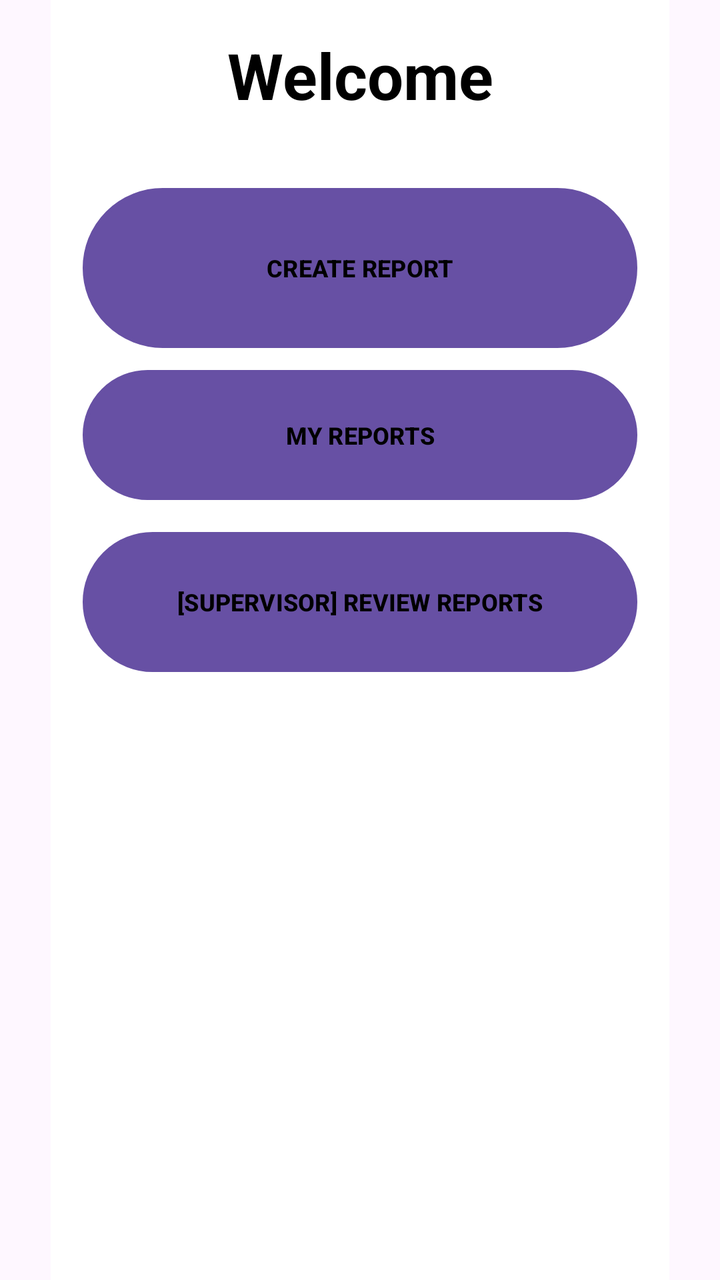
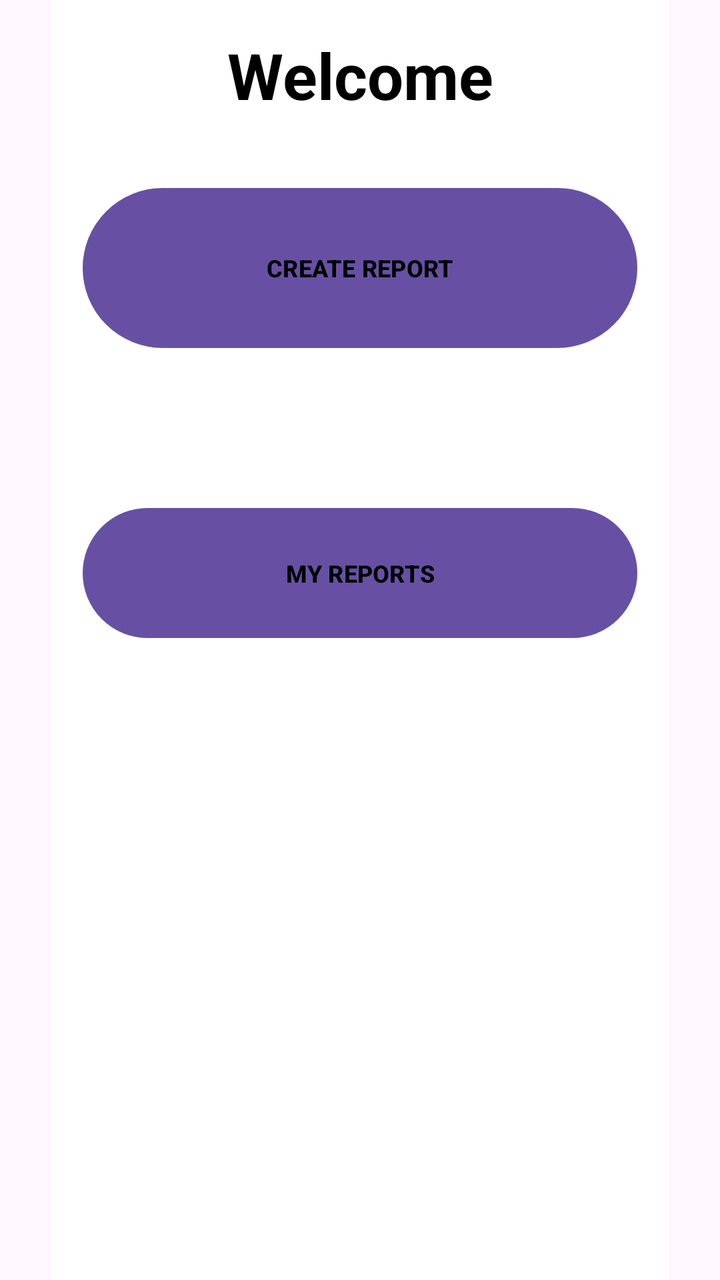

Two renders of the same Android screen: before a commit and after it. Below are the layout's source before the change and the commit's diff.
<!-- AndroidManifest.xml: application theme Theme.JavaReportingSystem -->
<!-- res/layout/activity_landing_page.xml -->
<?xml version="1.0" encoding="utf-8"?>
<androidx.constraintlayout.widget.ConstraintLayout xmlns:android="http://schemas.android.com/apk/res/android"
    xmlns:app="http://schemas.android.com/apk/res-auto"
    xmlns:tools="http://schemas.android.com/tools"
    android:id="@+id/main"
    android:layout_width="match_parent"
    android:layout_height="match_parent"
    tools:context=".LandingPageActivity"
    app:layout_constraintTop_toBottomOf="@id/tvWelcome"
    android:layout_marginTop="78dp"
    app:layout_constraintStart_toStartOf="parent"
    app:layout_constraintEnd_toEndOf="parent">


<androidx.constraintlayout.widget.ConstraintLayout
    android:id="@+id/contentPanel"
    android:layout_width="0dp"
    android:layout_height="0dp"
    android:background="#FFFFFF"
    android:padding="16dp"
    app:layout_constraintTop_toTopOf="parent"
    app:layout_constraintBottom_toBottomOf="parent"
    app:layout_constraintStart_toStartOf="parent"
    app:layout_constraintEnd_toEndOf="parent"
    app:layout_constraintWidth_percent="0.86">

    
    <TextView
        android:id="@+id/tvWelcome"
        android:layout_width="wrap_content"
        android:layout_height="wrap_content"
        android:text="Welcome"
        android:textColor="#000000"
        android:textSize="32sp"
        android:textStyle="bold"
        android:gravity="center"
        android:fontFamily="sans-serif"
        app:layout_constraintTop_toTopOf="parent"
        app:layout_constraintStart_toStartOf="parent"
        app:layout_constraintEnd_toEndOf="parent"
        app:layout_constraintVertical_bias="0.15" />

    
    <Button
        android:id="@+id/btnCreateReport"
        android:layout_width="0dp"
        android:layout_height="80dp"
        android:layout_marginTop="78dp"
        android:background="@drawable/button_yellow"
        android:backgroundTint="@null"
        android:gravity="center"
        android:insetTop="0dp"
        android:insetBottom="0dp"
        android:padding="0dp"
        android:stateListAnimator="@null"
        android:text="CREATE REPORT"
        android:textColor="#000000"
        android:textSize="12sp"
        android:textStyle="bold"
        app:layout_constraintEnd_toEndOf="parent"
        app:layout_constraintStart_toStartOf="parent"
        app:layout_constraintTop_toBottomOf="@id/tvWelcome"
        app:layout_constraintTop_toTopOf="parent" />

    
    <Button
        android:id="@+id/btnMyReports"
        android:layout_width="0dp"
        android:layout_height="65dp"
        android:layout_marginTop="11dp"
        android:background="@drawable/button_yellow"
        android:backgroundTint="@null"
        android:text="MY REPORTS"
        android:textColor="#000000"
        android:textSize="12sp"
        android:textStyle="bold"
        android:gravity="center"
        android:stateListAnimator="@null"
        android:insetTop="0dp"
        android:insetBottom="0dp"
        android:padding="0dp"
        app:layout_constraintTop_toBottomOf="@id/btnCreateReport"
        app:layout_constraintStart_toStartOf="parent"
        app:layout_constraintEnd_toEndOf="parent" />

    
    <Button
        android:id="@+id/btnReviewReports"
        android:layout_width="0dp"
        android:layout_height="70dp"
        android:layout_marginTop="16dp"
        android:background="@drawable/button_yellow"
        android:backgroundTint="@null"
        android:text="[SUPERVISOR] REVIEW REPORTS"
        android:textColor="#000000"
        android:textSize="12sp"
        android:textStyle="bold"
        android:gravity="center"
        android:stateListAnimator="@null"
        android:insetTop="0dp"
        android:insetBottom="0dp"
        android:padding="0dp"
        app:layout_constraintTop_toBottomOf="@id/btnMyReports"
        app:layout_constraintStart_toStartOf="parent"
        app:layout_constraintEnd_toEndOf="parent" />

</androidx.constraintlayout.widget.ConstraintLayout>

</androidx.constraintlayout.widget.ConstraintLayout>
<!-- resources referenced by this layout -->
<resources>
  <!-- drawable button_yellow (drawable) -->
  <?xml version="1.0" encoding="utf-8"?>
  <shape xmlns:android="http://schemas.android.com/apk/res/android"
      android:shape="rectangle">
  
      <solid android:color="#FFDF59" />
  
      <stroke
          android:width="2dp"
          android:color="#000000" />
  
      <corners android:radius="70dp" />
  
  </shape>
  <style name="Theme.JavaReportingSystem" parent="Base.Theme.JavaReportingSystem" />
  <style name="Base.Theme.JavaReportingSystem" parent="Theme.Material3.DayNight.NoActionBar">
          
          
      </style>
</resources>

<!-- the commit's change to res/layout/activity_landing_page.xml (unified diff, before → after) -->
@@ -63,46 +63,51 @@
         app:layout_constraintTop_toTopOf="parent" />
 
     
+
+    
+
     <Button
         android:id="@+id/btnMyReports"
         android:layout_width="0dp"
         android:layout_height="65dp"
-        android:layout_marginTop="11dp"
+        android:layout_marginTop="80dp"
         android:background="@drawable/button_yellow"
         android:backgroundTint="@null"
+        android:gravity="center"
+        android:insetTop="0dp"
+        android:insetBottom="0dp"
+        android:padding="0dp"
+        android:stateListAnimator="@null"
         android:text="MY REPORTS"
         android:textColor="#000000"
         android:textSize="12sp"
         android:textStyle="bold"
+        app:layout_constraintEnd_toEndOf="parent"
+        app:layout_constraintHorizontal_bias="0.0"
+        app:layout_constraintStart_toStartOf="parent"
+        app:layout_constraintTop_toBottomOf="@id/btnCreateReport" />
+
+    <Button
+        android:id="@+id/btnReviewReports"
+        android:visibility="gone"
+        android:layout_width="0dp"
+        android:layout_height="70dp"
+        android:layout_marginTop="80dp"
+        android:background="@drawable/button_yellow"
+        android:backgroundTint="@null"
         android:gravity="center"
-        android:stateListAnimator="@null"
         android:insetTop="0dp"
         android:insetBottom="0dp"
         android:padding="0dp"
-        app:layout_constraintTop_toBottomOf="@id/btnCreateReport"
-        app:layout_constraintStart_toStartOf="parent"
-        app:layout_constraintEnd_toEndOf="parent" />
-
-    
-    <Button
-        android:id="@+id/btnReviewReports"
-        android:layout_width="0dp"
-        android:layout_height="70dp"
-        android:layout_marginTop="16dp"
-        android:background="@drawable/button_yellow"
-        android:backgroundTint="@null"
+        android:stateListAnimator="@null"
         android:text="[SUPERVISOR] REVIEW REPORTS"
         android:textColor="#000000"
         android:textSize="12sp"
         android:textStyle="bold"
-        android:gravity="center"
-        android:stateListAnimator="@null"
-        android:insetTop="0dp"
-        android:insetBottom="0dp"
-        android:padding="0dp"
-        app:layout_constraintTop_toBottomOf="@id/btnMyReports"
+        app:layout_constraintEnd_toEndOf="parent"
+        app:layout_constraintHorizontal_bias="0.0"
         app:layout_constraintStart_toStartOf="parent"
-        app:layout_constraintEnd_toEndOf="parent" />
+        app:layout_constraintTop_toBottomOf="@id/btnMyReports" />
 
 </androidx.constraintlayout.widget.ConstraintLayout>
 
